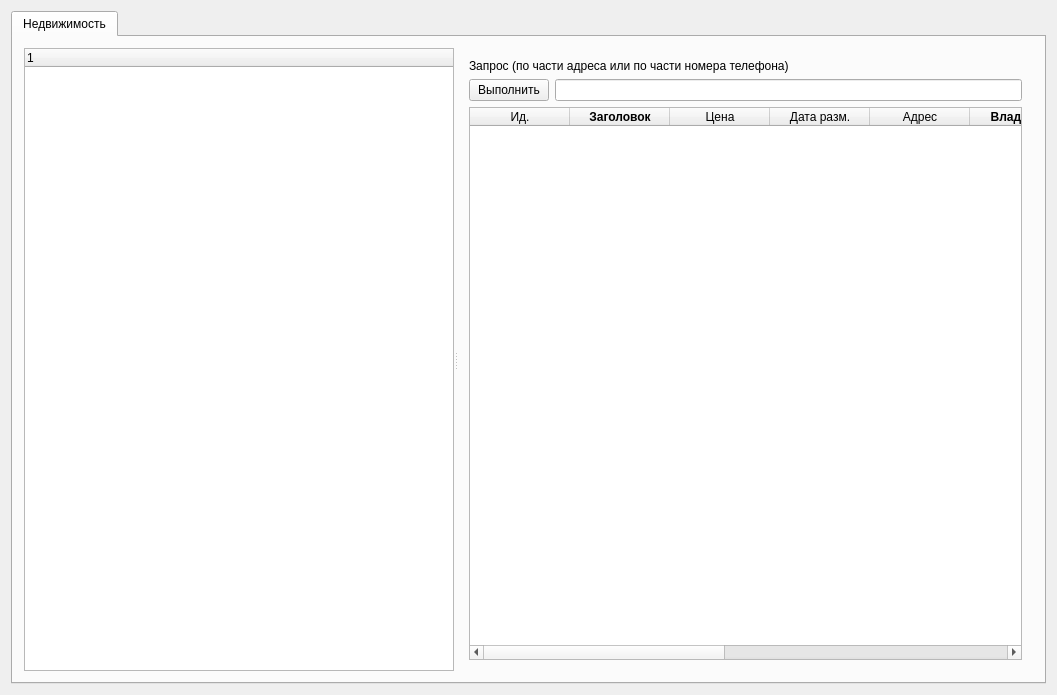
Qt form mainwindow.ui (pvl1175/lookfor-qt-ui) before a commit.
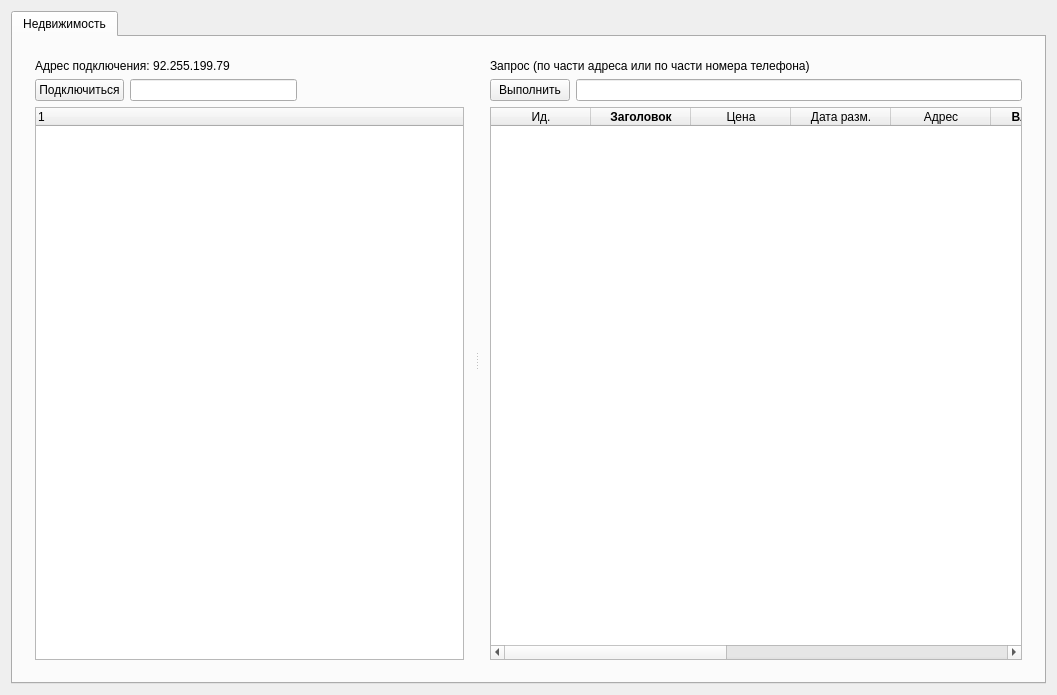
The same form after that commit.

```diff
--- a/mainwindow.ui
+++ b/mainwindow.ui
@@ -24,51 +24,55 @@
        <layout class="QGridLayout" name="gridLayout">
         <item row="0" column="0">
          <widget class="QSplitter" name="splitter">
-          <property name="sizePolicy">
-           <sizepolicy hsizetype="Preferred" vsizetype="Preferred">
-            <horstretch>0</horstretch>
-            <verstretch>0</verstretch>
-           </sizepolicy>
-          </property>
           <property name="orientation">
            <enum>Qt::Horizontal</enum>
           </property>
-          <widget class="QTreeWidget" name="treeWidget">
-           <property name="sizePolicy">
-            <sizepolicy hsizetype="Preferred" vsizetype="Preferred">
-             <horstretch>0</horstretch>
-             <verstretch>0</verstretch>
-            </sizepolicy>
-           </property>
-           <property name="minimumSize">
-            <size>
-             <width>0</width>
-             <height>0</height>
-            </size>
-           </property>
-           <property name="maximumSize">
-            <size>
-             <width>16777215</width>
-             <height>16777215</height>
-            </size>
-           </property>
-           <property name="sizeIncrement">
-            <size>
-             <width>0</width>
-             <height>0</height>
-            </size>
-           </property>
-           <property name="baseSize">
-            <size>
-             <width>0</width>
-             <height>0</height>
-            </size>
-           </property>
-           <column>
-            <property name="text">
-             <string notr="true">1</string>
-            </property>
-           </column>
+          <widget class="QWidget" name="layoutWidget">
+           <layout class="QVBoxLayout" name="verticalLayout">
+            <item>
+             <widget class="QLabel" name="label_2">
+              <property name="text">
+               <string>Адрес подключения: 92.255.199.79</string>
+              </property>
+             </widget>
+            </item>
+            <item>
+             <layout class="QHBoxLayout" name="horizontalLayout_3">
+              <item>
+               <widget class="QPushButton" name="pushButtonConnect">
+                <property name="text">
+                 <string>Подключиться</string>
+                </property>
+               </widget>
+              </item>
+              <item>
+               <widget class="QLineEdit" name="lineEditIp"/>
+              </item>
+              <item>
+               <spacer name="horizontalSpacer">
+                <property name="orientation">
+                 <enum>Qt::Horizontal</enum>
+                </property>
+                <property name="sizeHint" stdset="0">
+                 <size>
+                  <width>40</width>
+                  <height>20</height>
+                 </size>
+                </property>
+               </spacer>
+              </item>
+             </layout>
+            </item>
+            <item>
+             <widget class="QTreeWidget" name="treeWidget">
+              <column>
+               <property name="text">
+                <string notr="true">1</string>
+               </property>
+              </column>
+             </widget>
+            </item>
+           </layout>
           </widget>
           <widget class="QWidget" name="layoutWidget">
            <layout class="QVBoxLayout" name="verticalLayout_3">
```
